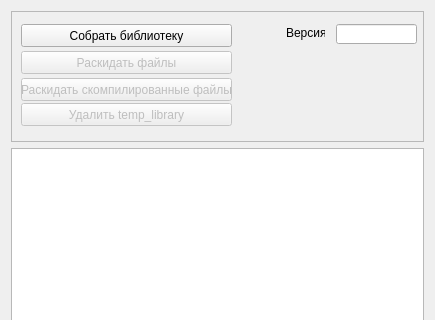
Before: the Qt Designer form source_make/mainwindow.ui in Harrix/Harrix-MathLibrary, drawn with Qt 5; both pictures show x 0 to 435 and y 0 to 320 of the 435 by 495 pixel window.
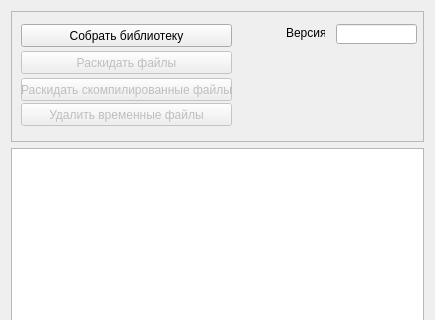
After: the same form once the commit is applied.

What changed in the file:
```diff
--- a/source_make/mainwindow.ui
+++ b/source_make/mainwindow.ui
@@ -119,7 +119,7 @@
         </rect>
        </property>
        <property name="text">
-        <string>Удалить temp_library</string>
+        <string>Удалить временные файлы</string>
        </property>
       </widget>
      </widget>
```
Left out of the diff: 2 changed lines with no effect on the pictures.
